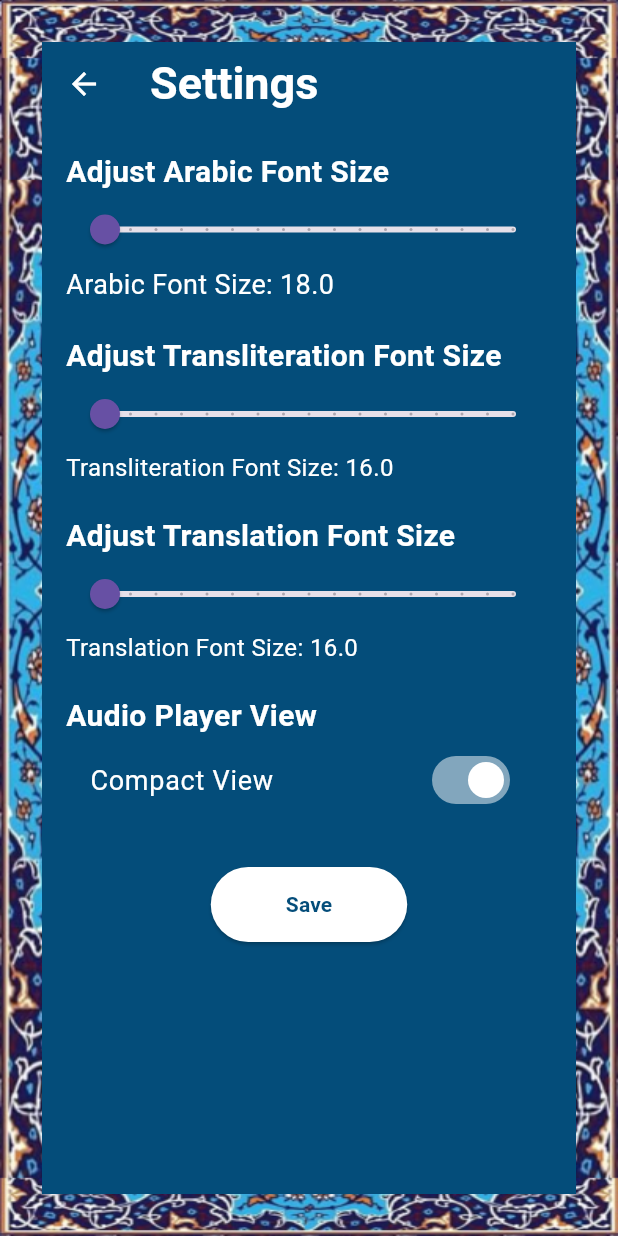
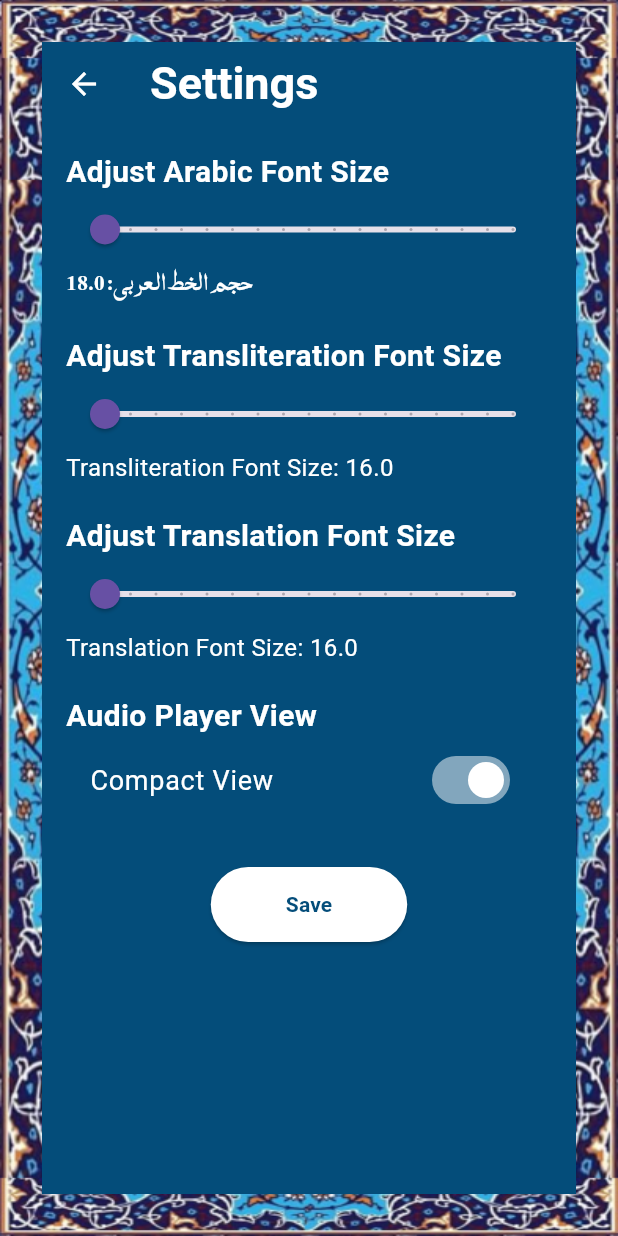
Before and after one commit to abhishekib/allwork_learning, a Flutter app: the screen it shows after launch, after a tap on the "menu" icon, after a tap on "Settings", on a phone screen of 412 x 824 dp. Run offline on Flutter 3.47's test engine with Material 3 defaults, Android fonts, the phone set to English and light mode, and no system bars; our stand-ins replace audioplayers, connectivity_plus, dio, flutter_expandable_fab, geolocator, get and 4 more; missing offline and left inert: keep_screen_on; accounts and stored records are empty; network calls fail.

Commit message:
update: Updated Settings page to show arabic text for arabic font adjustment

```diff
--- a/lib/views/settings_page_view.dart
+++ b/lib/views/settings_page_view.dart
@@ -79,10 +79,11 @@ class _SettingsPageState extends State<SettingsPage> {
                 },
               ),
               Text(
-                "Arabic Font Size: ${arabicFontSize.toStringAsFixed(1)}",
+                "حجم الخط العربي: ${arabicFontSize.toStringAsFixed(1)}",
                 style: TextStyle(
                   fontSize: arabicFontSize,
                   color: Colors.white,
+                  fontFamily: "MUHAMMADI",
                 ),
               ),
               const SizedBox(height: 20),
```
